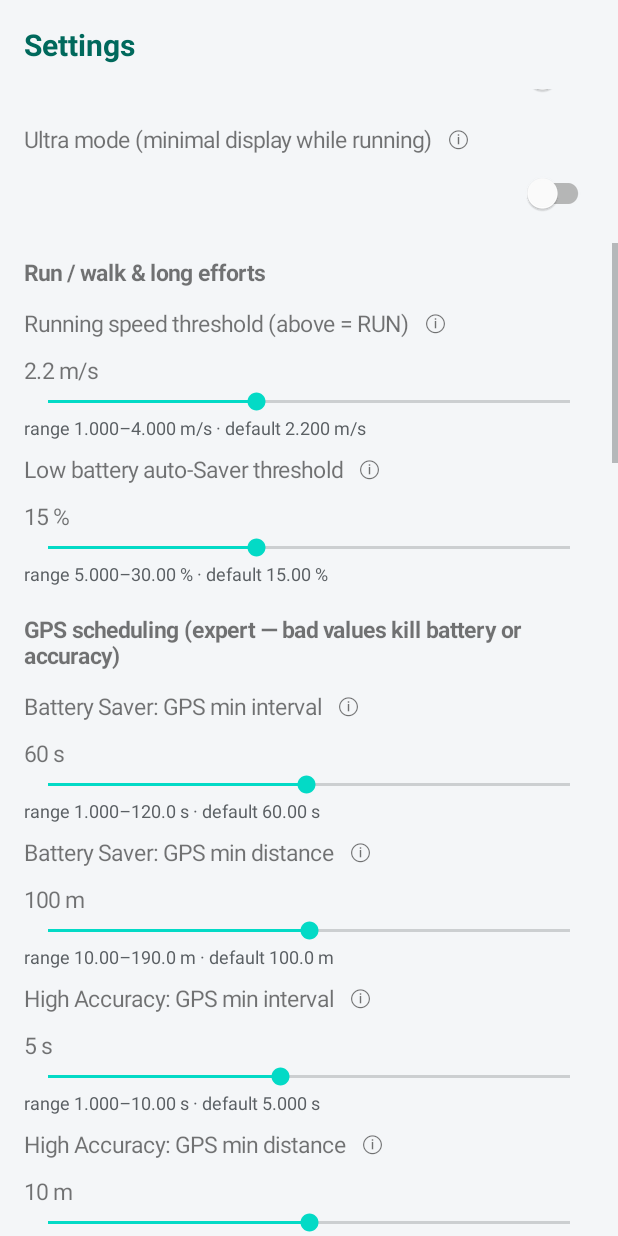
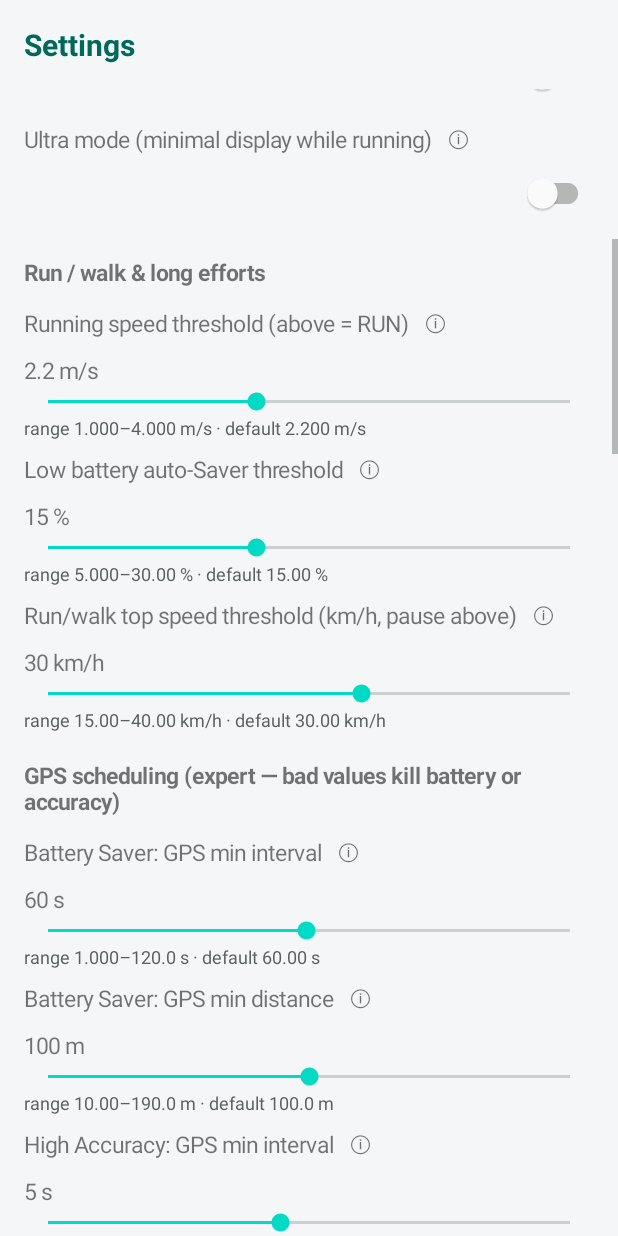
Before and after one commit to i3iorn/personal_running_tracker, an Android app: the SettingsActivity screen opened directly, with no data from a screen before it, scrolled down 534 dp, on a phone screen of 412 x 824 dp. Run offline under Robolectric (Android 15) with nearby library versions, the phone set to English and light mode, and no system bars.

Commit message:
feat: add top-speed auto-pause threshold (v0.2.2)
Add a new clamped preference runSpeedPauseThresholdKmh (15-40 km/h,
default 30) exposed as a slider in SettingsActivity. TrackingService
converts it to m/s and treats any fix above it as not moving, auto-pausing
the run since a human cannot run faster than the threshold.

Includes clamp tests for the new preference.

```diff
--- a/app/build.gradle.kts
+++ b/app/build.gradle.kts
@@ -45,8 +45,8 @@ android {
         applicationId = "dev.schrammel.personal_running_tracker"
         minSdk = 33
         targetSdk = 35
-        versionCode = 4
-        versionName = "0.2.1"
+        versionCode = 5
+        versionName = "0.2.2"
 
         testInstrumentationRunner = "androidx.test.runner.AndroidJUnitRunner"
     }
--- a/app/src/main/java/dev/schrammel/personal_running_tracker/SettingsActivity.kt
+++ b/app/src/main/java/dev/schrammel/personal_running_tracker/SettingsActivity.kt
@@ -72,6 +72,10 @@ class SettingsActivity : AppCompatActivity() {
             { prefs.lowBatteryThresholdPercent = it.toInt() }, "%", 15.0,
             "When the battery drops to this level during a run, the profile automatically " +
                 "switches to Battery Saver and a notification tells you.")
+
+        slider("Run/walk top speed threshold (km/h, pause above)", 15.0, 40.0, 5.0, { prefs.runSpeedPauseThresholdKmh.toDouble() },
+                { prefs.runSpeedPauseThresholdKmh = it.toFloat() }, "km/h", 30.0,
+                "Runs beyond this speed are auto-paused — a human cannot run faster than this.")
 
         section("GPS scheduling (expert — bad values kill battery or accuracy)")
         slider("Battery Saver: GPS min interval", 1.0, 120.0, 1.0, { prefs.saverGpsMinIntervalMs / 1000.0 },
@@ -190,7 +194,7 @@ class SettingsActivity : AppCompatActivity() {
             "Amber band boundary; worse errors draw red.")
 
         section("About")
-        label("Personal Running Tracker v0.2.1\nOffline-first, sensor-assisted GPS tracking.\nAll data stays on this device.")
+        label("Personal Running Tracker v0.2.2\nOffline-first, sensor-assisted GPS tracking.\nAll data stays on this device.")
     }
 
     // ---- builder helpers ----
--- a/app/src/main/java/dev/schrammel/personal_running_tracker/settings/TrackingPreferences.kt
+++ b/app/src/main/java/dev/schrammel/personal_running_tracker/settings/TrackingPreferences.kt
@@ -121,6 +121,11 @@ class TrackingPreferences(context: Context) {
         get() = prefs.getFloat("running_speed_threshold_mps", 2.2f).coerceIn(0.5f, 6f)
         set(value) { prefs.edit().putFloat("running_speed_threshold_mps", value).apply() }
 
+    /** Top speed (km/h) above which a run is auto-paused — a human cannot run faster. */
+    var runSpeedPauseThresholdKmh: Float
+        get() = prefs.getFloat("run_speed_pause_threshold_kmh", 30f).coerceIn(15f, 40f)
+        set(value) { prefs.edit().putFloat("run_speed_pause_threshold_kmh", value).apply() }
+
     // ----- Validated getters: every expert setting is clamped at this single
     // choke point so a bad value in Settings cannot break the engine. -----
     var saverGpsMinIntervalMs: Long
--- a/app/src/main/java/dev/schrammel/personal_running_tracker/tracking/TrackingService.kt
+++ b/app/src/main/java/dev/schrammel/personal_running_tracker/tracking/TrackingService.kt
@@ -490,9 +490,10 @@ class TrackingService : Service(), SensorAdapter.Callback {
         // time (spec §10). Run vs walk is classified separately for ultra efforts.
         // Steps are a reliable movement signal even when GPS looks stationary indoors.
         val stationaryThresholdMps = 0.2 + prefs.autoPauseSensitivity * 0.03
+        val topSpeedPauseMps = prefs.runSpeedPauseThresholdKmh.toDouble() / 3.6
         val stepsGrew = stepCount > lastStepCountAtLastFix
         lastStepCountAtLastFix = stepCount
-        val moving = !isPaused && gapMs > 0 &&
+        val moving = !isPaused && gapMs > 0 && effectiveSpeed <= topSpeedPauseMps &&
             (!prefs.autoPauseEnabled || effectiveSpeed >= stationaryThresholdMps || stepsGrew)
         if (moving) {
             if (effectiveSpeed >= prefs.runningSpeedThresholdMps) runSegmentMs += gapMs
```
Also changed, not shown: 1 other file.
